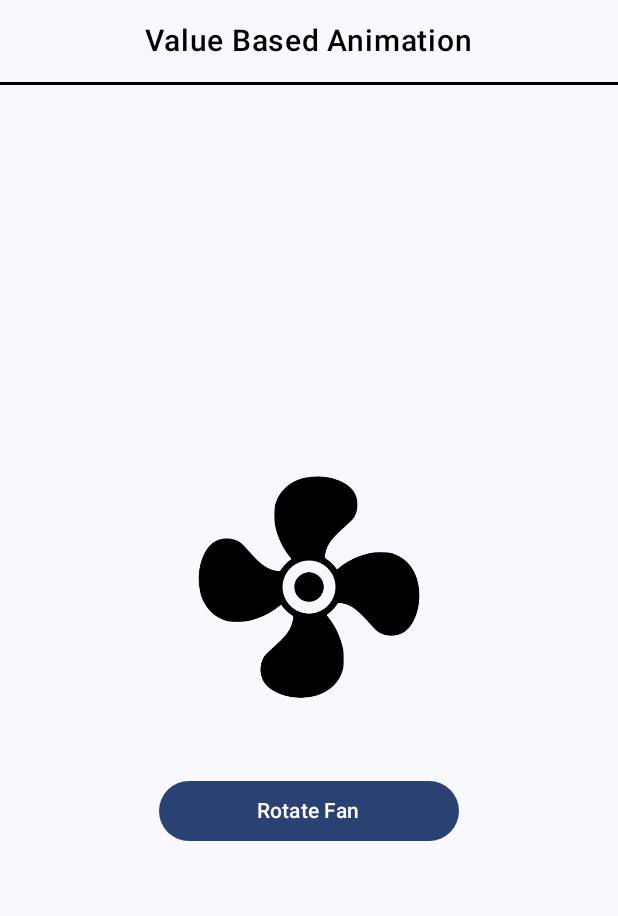
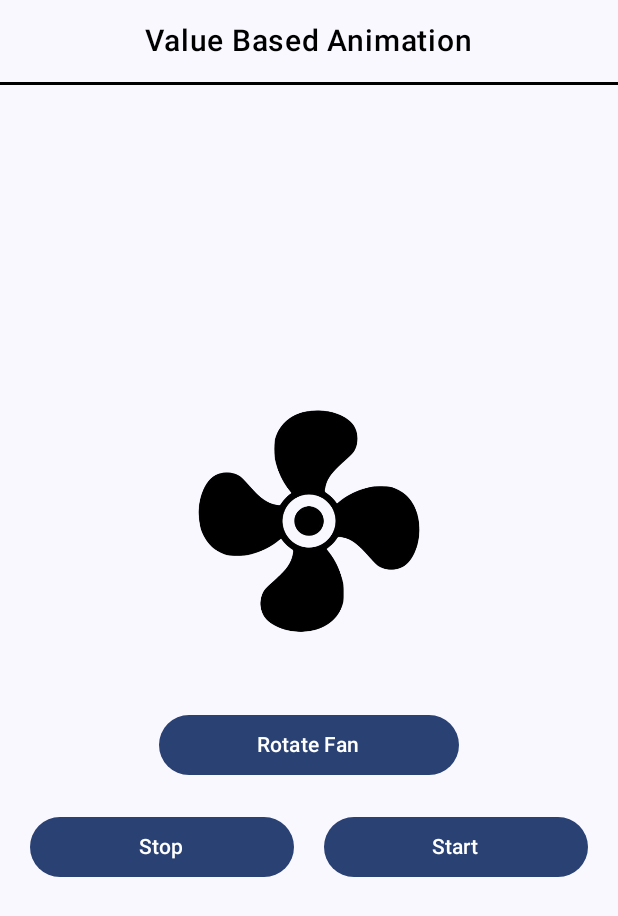
Before and after one commit to JigneshRajput1/AnimationUsingCompose, an Android app built with Jetpack Compose: the composable AnimateAsFloatContent shown on its own in the app's theme, after a tap on "Rotate Fan", on a phone screen of 412 x 824 dp. Shown: the top 916 px of the screen. Run offline under Robolectric (Android 15) with nearby library versions, the phone set to English and light mode, and no system bars.

Commit message:
- Value base Animation
 - Add Infinite Repeatable animation

```diff
--- a/app/src/main/java/com/example/animationusingcompose/ui/screen/ValueBaseAnimation.kt
+++ b/app/src/main/java/com/example/animationusingcompose/ui/screen/ValueBaseAnimation.kt
@@ -1,20 +1,32 @@
 package com.example.animationusingcompose.ui.screen
 
+import androidx.compose.animation.core.FastOutLinearInEasing
+import androidx.compose.animation.core.FastOutSlowInEasing
+import androidx.compose.animation.core.LinearEasing
+import androidx.compose.animation.core.LinearOutSlowInEasing
+import androidx.compose.animation.core.RepeatMode
+import androidx.compose.animation.core.animateFloat
 import androidx.compose.animation.core.animateFloatAsState
+import androidx.compose.animation.core.infiniteRepeatable
+import androidx.compose.animation.core.rememberInfiniteTransition
 import androidx.compose.animation.core.tween
 import androidx.compose.foundation.Image
 import androidx.compose.foundation.layout.Arrangement
 import androidx.compose.foundation.layout.Column
+import androidx.compose.foundation.layout.Row
 import androidx.compose.foundation.layout.fillMaxSize
 import androidx.compose.foundation.layout.padding
 import androidx.compose.foundation.layout.size
 import androidx.compose.foundation.layout.width
 import androidx.compose.material3.Button
 import androidx.compose.material3.Divider
+import androidx.compose.material3.Slider
 import androidx.compose.material3.Text
 import androidx.compose.runtime.Composable
 import androidx.compose.runtime.getValue
+import androidx.compose.runtime.mutableFloatStateOf
 import androidx.compose.runtime.mutableStateOf
+import androidx.compose.runtime.remember
 import androidx.compose.runtime.saveable.rememberSaveable
 import androidx.compose.runtime.setValue
 import androidx.compose.ui.Alignment
@@ -35,11 +47,27 @@ fun ValueBaseAnimation() {
 
 @Composable
 private fun AnimateAsFloatContent() {
+    //for one time animation
     var isRotated by rememberSaveable { mutableStateOf(false) }
     val rotationAngle by animateFloatAsState(
-        targetValue = if (isRotated) 360F else 0f,
+        targetValue = if (isRotated) 360F else 0F,
         animationSpec = tween(durationMillis = 1000), label = ""
     )
+    //for infinite animation
+    var isContinueRotating by rememberSaveable { mutableStateOf(false) }
+    val infiniteTransition = rememberInfiniteTransition(label = "")
+    val continueRotationAngle by infiniteTransition.animateFloat(
+        initialValue = 0F,
+        targetValue = 360F,
+        animationSpec = infiniteRepeatable(
+            animation = tween(durationMillis = 500, easing = LinearEasing),
+            repeatMode = RepeatMode.Restart
+        ),
+        label = ""
+    )
+    // Decide which rotation value to use
+    val rotation = if (isContinueRotating) continueRotationAngle else rotationAngle
+
     Column {
         Text(
             text = "Value Based Animation",
@@ -64,16 +92,39 @@ private fun AnimateAsFloatContent() {
                 painter = painterResource(id = R.drawable.fan),
                 contentDescription = "fan",
                 modifier = Modifier
-                    .rotate(rotationAngle)
+                    .rotate(rotation)
                     .size(150.dp)
             )
             Button(
-                onClick = { isRotated = !isRotated },
+                onClick = {
+                    isRotated = !isRotated
+                    isContinueRotating = false
+                },
                 modifier = Modifier
                     .padding(top = 50.dp)
                     .width(200.dp)
             ) {
                 Text(text = "Rotate Fan")
+            }
+            Row(
+                modifier = Modifier.padding(20.dp)
+            ) {
+                Button(
+                    onClick = { isContinueRotating = false },
+                    modifier = Modifier
+                        .padding(end = 10.dp)
+                        .weight(1f)
+                ) {
+                    Text(text = "Stop")
+                }
+                Button(
+                    onClick = { isContinueRotating = true },
+                    modifier = Modifier
+                        .padding(start = 10.dp)
+                        .weight(1f)
+                ) {
+                    Text(text = "Start")
+                }
             }
         }
     }
```
Also changed, not shown: app/src/main/java/com/example/animationusingcompose/ui/screen/ContentChangesAnimation.kt (+4 -4 lines).
